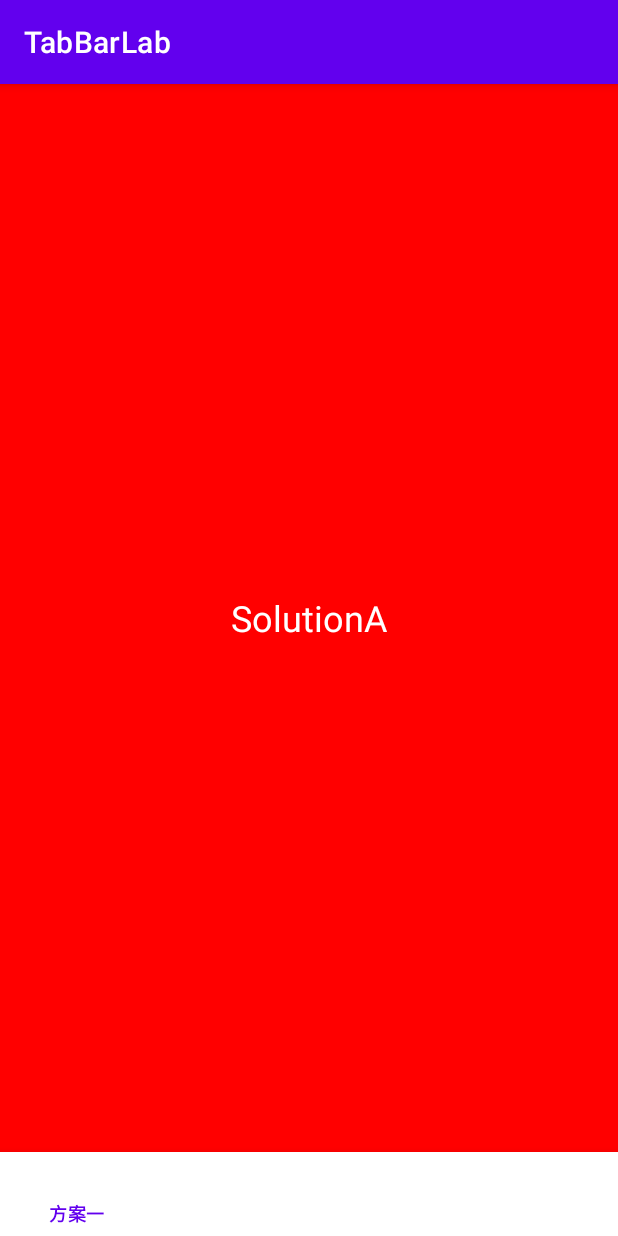
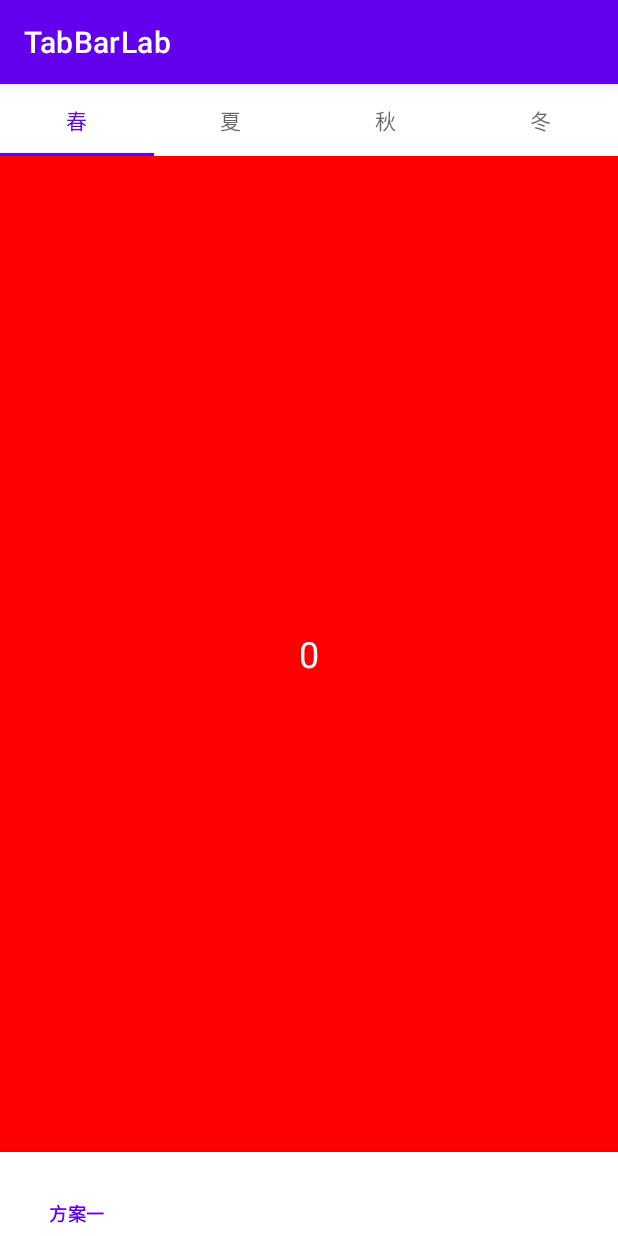
Before and after one commit to moqi-Git/AnCodelab, an Android app: the screen it shows after launch (MainActivity), on a phone screen of 412 x 824 dp. Run offline under Robolectric (Android 15) with nearby library versions, the phone set to English and light mode, and no system bars.

Commit message:
add solutionA: tablayout sample

```diff
--- a/tabbarlab/src/main/java/com/github/moqigit/tabbarlab/ui/SolutionA.kt
+++ b/tabbarlab/src/main/java/com/github/moqigit/tabbarlab/ui/SolutionA.kt
@@ -5,14 +5,22 @@ import android.os.Bundle
 import android.view.LayoutInflater
 import android.view.View
 import android.view.ViewGroup
+import androidx.fragment.app.Fragment
+import androidx.recyclerview.widget.RecyclerView
+import androidx.viewpager2.adapter.FragmentStateAdapter
+import androidx.viewpager2.widget.ViewPager2
 import com.github.moqigit.tabbarlab.base.BaseFragment
 import com.github.moqigit.tabbarlab.databinding.FragmentContentTextBinding
+import com.github.moqigit.tabbarlab.databinding.FragmentSolutionABinding
+import com.google.android.material.tabs.TabLayout
 
 /**
  *
  * created by reol at 1/5/21
  */
-class SolutionA: BaseFragment<FragmentContentTextBinding>() {
+class SolutionA : BaseFragment<FragmentSolutionABinding>() {
+
+    private val contentSize = 4
 
     override fun getName(): String {
         return "SolutionA"
@@ -21,14 +29,47 @@ class SolutionA: BaseFragment<FragmentContentTextBinding>() {
     override fun initViewBinding(
         inflater: LayoutInflater,
         container: ViewGroup?
-    ): FragmentContentTextBinding {
-        return FragmentContentTextBinding.inflate(inflater, container, false)
+    ): FragmentSolutionABinding {
+        return FragmentSolutionABinding.inflate(inflater, container, false)
     }
 
     override fun onViewCreated(view: View, savedInstanceState: Bundle?) {
         super.onViewCreated(view, savedInstanceState)
-        vb.tvContent.text = getName()
-        vb.tvContent.setBackgroundColor(Color.RED)
+        vb.saTabLayout1.selectTab(vb.saTabLayout1.getTabAt(0))
+        vb.saTabLayout1.addOnTabSelectedListener(object : TabLayout.OnTabSelectedListener {
+            override fun onTabSelected(tab: TabLayout.Tab?) {
+                tab?.let { vb.saViewpager.currentItem = it.position }
+            }
+
+            override fun onTabUnselected(tab: TabLayout.Tab?) {
+
+            }
+
+            override fun onTabReselected(tab: TabLayout.Tab?) {
+
+            }
+
+        })
+        vb.saViewpager.adapter = object : FragmentStateAdapter(requireActivity()) {
+            override fun getItemCount(): Int {
+                return contentSize
+            }
+
+            override fun createFragment(position: Int): Fragment {
+                val tsf = TextSampleFragment().apply {
+                    arguments = Bundle().apply {
+                        putString("text", position.toString())
+                    }
+                }
+                return tsf
+            }
+        }
+        vb.saViewpager.registerOnPageChangeCallback(object : ViewPager2.OnPageChangeCallback() {
+            override fun onPageSelected(position: Int) {
+                super.onPageSelected(position)
+                vb.saTabLayout1.selectTab(vb.saTabLayout1.getTabAt(position))
+            }
+        })
     }
 
 }
--- /dev/null
+++ b/tabbarlab/src/main/java/com/github/moqigit/tabbarlab/ui/TextSampleFragment.kt
@@ -0,0 +1,39 @@
+package com.github.moqigit.tabbarlab.ui
+
+import android.graphics.Color
+import android.os.Bundle
+import android.view.LayoutInflater
+import android.view.View
+import android.view.ViewGroup
+import com.github.moqigit.tabbarlab.base.BaseFragment
+import com.github.moqigit.tabbarlab.databinding.FragmentContentTextBinding
+
+class TextSampleFragment: BaseFragment<FragmentContentTextBinding>() {
+
+    private val colorList = arrayListOf(
+        Color.RED,
+        Color.YELLOW,
+        Color.GREEN,
+        Color.BLUE,
+        Color.CYAN,
+        Color.BLACK
+    )
+
+    override fun getName(): String {
+        return "TextSampleFragment"
+    }
+
+    override fun initViewBinding(
+        inflater: LayoutInflater,
+        container: ViewGroup?
+    ): FragmentContentTextBinding {
+        return FragmentContentTextBinding.inflate(inflater, container, false)
+    }
+
+    override fun onViewCreated(view: View, savedInstanceState: Bundle?) {
+        super.onViewCreated(view, savedInstanceState)
+        vb.tvContent.text = arguments?.getString("text")?:"unknown text"
+        vb.tvContent.setBackgroundColor(colorList[arguments?.getString("text")?.toInt()?:2])
+    }
+
+}
--- a/tabbarlab/src/main/res/layout/fragment_content_text.xml
+++ b/tabbarlab/src/main/res/layout/fragment_content_text.xml
@@ -14,6 +14,6 @@
         android:id="@+id/tv_content"
         android:gravity="center"
         android:textSize="24sp"
-        android:textColor="@color/white"/>
+        android:textColor="@color/white" />
 
 </androidx.constraintlayout.widget.ConstraintLayout>
--- a/tabbarlab/src/main/res/layout/fragment_solution_a.xml
+++ b/tabbarlab/src/main/res/layout/fragment_solution_a.xml
@@ -1,6 +1,44 @@
 <?xml version="1.0" encoding="utf-8"?>
-<androidx.constraintlayout.widget.ConstraintLayout
-    xmlns:android="http://schemas.android.com/apk/res/android" android:layout_width="match_parent"
-    android:layout_height="match_parent">
+<LinearLayout xmlns:android="http://schemas.android.com/apk/res/android"
+    android:layout_width="match_parent"
+    android:layout_height="match_parent"
+    android:orientation="vertical"
+    xmlns:app="http://schemas.android.com/apk/res-auto">
 
-</androidx.constraintlayout.widget.ConstraintLayout>
+    <com.google.android.material.tabs.TabLayout
+        android:layout_width="match_parent"
+        android:layout_height="wrap_content"
+        android:id="@+id/sa_tab_layout_1">
+
+        <com.google.android.material.tabs.TabItem
+            android:layout_width="wrap_content"
+            android:layout_height="wrap_content"
+            android:text="春"
+            android:textAlignment="center" />
+
+        <com.google.android.material.tabs.TabItem
+            android:layout_width="wrap_content"
+            android:layout_height="wrap_content"
+            android:text="夏"
+            android:textAlignment="center" />
+
+        <com.google.android.material.tabs.TabItem
+            android:layout_width="wrap_content"
+            android:layout_height="wrap_content"
+            android:text="秋"
+            android:textAlignment="center" />
+
+        <com.google.android.material.tabs.TabItem
+            android:layout_width="wrap_content"
+            android:layout_height="wrap_content"
+            android:text="冬"
+            android:textAlignment="center" />
+
+    </com.google.android.material.tabs.TabLayout>
+
+    <androidx.viewpager2.widget.ViewPager2
+        android:layout_width="match_parent"
+        android:layout_height="match_parent"
+        android:id="@+id/sa_viewpager"/>
+
+</LinearLayout>
--- /dev/null
+++ b/tabbarlab/src/main/res/layout/fragment_solution_b.xml
@@ -0,0 +1,6 @@
+<?xml version="1.0" encoding="utf-8"?>
+<androidx.constraintlayout.widget.ConstraintLayout
+    xmlns:android="http://schemas.android.com/apk/res/android" android:layout_width="match_parent"
+    android:layout_height="match_parent">
+
+</androidx.constraintlayout.widget.ConstraintLayout>
--- /dev/null
+++ b/tabbarlab/src/main/res/layout/fragment_solution_c.xml
@@ -0,0 +1,6 @@
+<?xml version="1.0" encoding="utf-8"?>
+<androidx.constraintlayout.widget.ConstraintLayout
+    xmlns:android="http://schemas.android.com/apk/res/android" android:layout_width="match_parent"
+    android:layout_height="match_parent">
+
+</androidx.constraintlayout.widget.ConstraintLayout>
```
Also changed, not shown: tabbarlab/src/main/java/com/github/moqigit/tabbarlab/ui/SolutionB.kt (+16 -4 lines), tabbarlab/src/main/java/com/github/moqigit/tabbarlab/ui/SolutionC.kt (+14 -4 lines).
